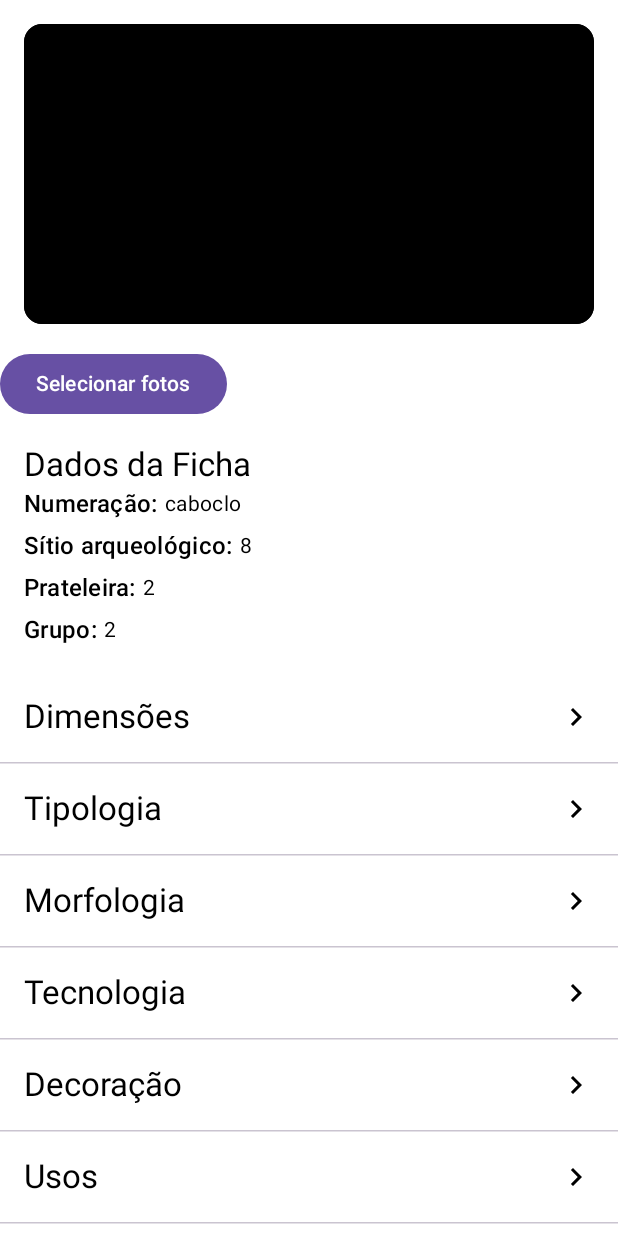
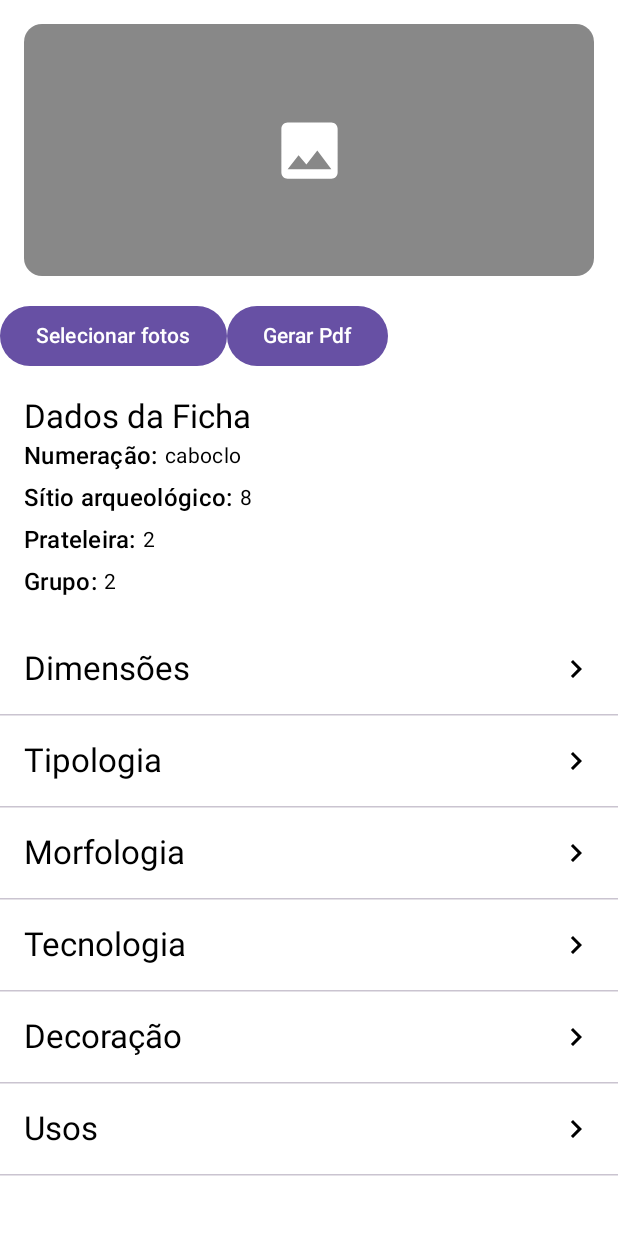
Before and after one commit to RickelmyCampos/RelicRegistry, an Android app built with Jetpack Compose: the @Preview function EditRecordFormPreview, on a phone screen of 412 x 824 dp. Run offline under Robolectric (Android 15) with nearby library versions, the phone set to English and light mode, and no system bars; our stand-ins replace Dagger/Hilt's generated code; libraries missing offline, so code that uses them is left out: kotlin.math.round.

Commit message:
feat: generate PDF

```diff
--- a/app/src/main/java/com/gilbersoncampos/relicregistry/di/SeviceModule.kt
+++ b/app/src/main/java/com/gilbersoncampos/relicregistry/di/SeviceModule.kt
@@ -2,6 +2,8 @@ package com.gilbersoncampos.relicregistry.di
 
 import android.content.Context
 import com.gilbersoncampos.relicregistry.data.services.ImageStoreService
+import com.gilbersoncampos.relicregistry.data.services.PdfService
+import com.gilbersoncampos.relicregistry.service.ExternalPdfService
 import com.gilbersoncampos.relicregistry.service.ExternalPrivateImageStoreService
 import dagger.Module
 import dagger.Provides
@@ -15,5 +17,8 @@ object SeviceModule {
     @Provides
     fun providesImageStoreService(@ApplicationContext applicationContext: Context): ImageStoreService =
         ExternalPrivateImageStoreService(applicationContext)
+    @Provides
+    fun providesPdfService(@ApplicationContext applicationContext: Context): PdfService =
+        ExternalPdfService(applicationContext)
 
 }
--- a/app/src/main/java/com/gilbersoncampos/relicregistry/screen/editRecord/EditRecord.kt
+++ b/app/src/main/java/com/gilbersoncampos/relicregistry/screen/editRecord/EditRecord.kt
@@ -56,6 +56,7 @@ import androidx.compose.ui.graphics.graphicsLayer
 import androidx.compose.ui.input.pointer.pointerInput
 import androidx.compose.ui.layout.ContentScale
 import androidx.compose.ui.layout.onSizeChanged
+import androidx.compose.ui.platform.LocalContext
 import androidx.compose.ui.res.painterResource
 import androidx.compose.ui.text.input.KeyboardType
 import androidx.compose.ui.tooling.preview.Preview
@@ -131,7 +132,8 @@ fun EditRecord(
         updateRecord = viewModel::updateUiState,
         saveRecord = viewModel::saveRecord,
         saveImages = viewModel::saveImages,
-        onBack = onBack
+        onBack = onBack,
+        generatePdf = viewModel::generatePdf
 
     )
 }
@@ -142,7 +144,7 @@ fun EditRecordUi(
     uiState: EditRecordUiState,
     updateRecord: (CatalogRecordModel) -> Unit,
     saveRecord: () -> Unit,
-    saveImages: (List<Uri>) -> Unit,
+    saveImages: (List<Uri>) -> Unit, generatePdf: () -> Unit,
     onBack: () -> Unit
 ) {
 
@@ -173,7 +175,13 @@ fun EditRecordUi(
 
                     }
                 })
-            EditRecordForm(uiState.state, updateRecord, saveImages, onBack)
+            EditRecordForm(
+                uiState = uiState.state,
+                updateRecord = updateRecord,
+                saveImages = saveImages,
+                onBack=onBack,
+                generatePdf = generatePdf
+            )
         }
 
     }
@@ -185,6 +193,7 @@ fun EditRecordForm(
     uiState: SuccessUiState,
     updateRecord: (CatalogRecordModel) -> Unit,
     saveImages: (List<Uri>) -> Unit,
+    generatePdf: () -> Unit,
     onBack: () -> Unit
 ) {
     var showDialog by remember { mutableStateOf(false) }
@@ -220,6 +229,7 @@ fun EditRecordForm(
             .fillMaxSize()
     ) {
         item {
+            if (uiState.images.isNotEmpty()) {
                 ImageCarrousel(
                     uiState.images,
                     modifier = Modifier
@@ -229,6 +239,26 @@ fun EditRecordForm(
                         .background(Color.Black, shape = RoundedCornerShape(12.dp))
 
                 ) { selectedImage = it }
+            } else {
+                Column(
+                    Modifier
+                        .height(200.dp)
+                        .padding(16.dp)
+                        .background(
+                            Color.Gray,
+                            RoundedCornerShape(12.dp)
+                        )
+                        .fillMaxWidth(),
+                    horizontalAlignment = Alignment.CenterHorizontally,
+                    verticalArrangement = Arrangement.Center
+                ) {
+                    Icon(
+                        painter = painterResource(id = R.drawable.ic_image_basic),
+                        contentDescription = "", modifier = Modifier.size(50.dp), tint = Color.White
+                    )
+                }
+            }
+
 
             val pickerMedia =
                 rememberLauncherForActivityResult(ActivityResultContracts.PickMultipleVisualMedia(5)) { uris ->
@@ -239,8 +269,14 @@ fun EditRecordForm(
                         Log.d("PhotoPicker", "No media selected")
                     }
                 }
+            Row {
+
                 Button(onClick = { pickerMedia.launch(PickVisualMediaRequest(ActivityResultContracts.PickVisualMedia.ImageOnly)) }) {
                     Text(text = "Selecionar fotos")
+                }
+                Button(onClick = generatePdf) {
+                    Text(text = "Gerar Pdf")
+                }
             }
             Sessions(uiState, updateRecord)
         }
@@ -721,7 +757,8 @@ fun EditRecordPreview() {
         updateRecord = { },
         saveRecord = {},
         saveImages = {},
-        onBack = {}
+        onBack = {},
+        generatePdf = {}
     )
 }
 
@@ -743,7 +780,7 @@ fun EditRecordFormPreview() {
             ),
             isSynchronized = true,
             images = listOf()
-        ), {}, {}, {}
+        ), {}, {}, {}, {}
         )
     }
 }
```
Also changed, not shown: app/src/main/java/com/gilbersoncampos/relicregistry/data/services/PdfService.kt (added, +8 -0 lines), app/src/main/java/com/gilbersoncampos/relicregistry/screen/editRecord/EditRecordViewModel.kt (+10 -9 lines), app/src/main/java/com/gilbersoncampos/relicregistry/screen/recordList/RecordList.kt (+19 -6 lines), app/src/main/java/com/gilbersoncampos/relicregistry/screen/recordList/RecordListViewModel.kt (+7 -1 lines), app/src/main/java/com/gilbersoncampos/relicregistry/service/ExternalPdfService.kt (added, +71 -0 lines). Lines whose indentation alone changed are shown as unchanged.
